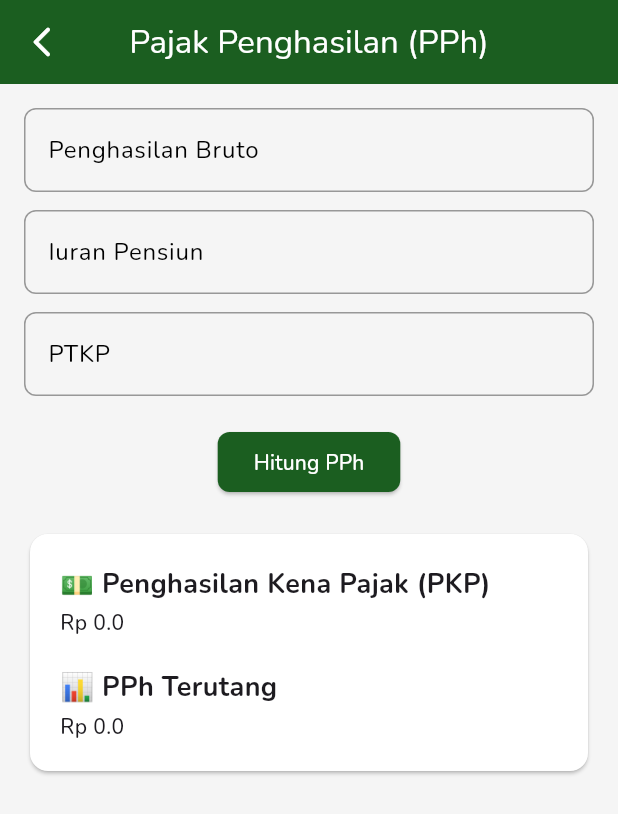
After one commit to muuri19/PajakPro, a Flutter app: the PphCalculatorPage screen opened by its route, after a tap on "Hitung PPh", on a phone screen of 412 x 824 dp. The commit adds this screen. Shown: the top 814 px of the screen. Run offline on Flutter 3.47's test engine with Material 3 defaults, Android fonts, the phone set to English and light mode, and no system bars; our stand-ins replace google_fonts; network calls fail.

Commit message:
add feature: Pajak Penghasilan (PPh)

```diff
--- /dev/null
+++ b/lib/features/pajak_penghasilan/models/pph_calculation.dart
@@ -0,0 +1,17 @@
+class PphCalculation {
+  final double penghasilanBruto;
+  final double biayaJabatan;
+  final double iuranPensiun;
+  final double ptkp;
+  final double pkp;
+  final double pphTerutang;
+
+  PphCalculation({
+    required this.penghasilanBruto,
+    required this.biayaJabatan,
+    required this.iuranPensiun,
+    required this.ptkp,
+    required this.pkp,
+    required this.pphTerutang,
+  });
+}
--- /dev/null
+++ b/lib/features/pajak_penghasilan/services/pph_calculator.dart
@@ -0,0 +1,34 @@
+// lib/services/pph_calculator.dart
+import '../models/pph_calculation.dart';
+
+PphCalculation hitungPph(double penghasilanBruto, double iuranPensiun, double ptkp) {
+  double biayaJabatan = penghasilanBruto * 0.05;
+  if (biayaJabatan > 6000000) {
+    biayaJabatan = 6000000;
+  }
+
+  double pkp = penghasilanBruto - biayaJabatan - iuranPensiun - ptkp;
+  if (pkp < 0) {
+    pkp = 0;
+  }
+
+  double pphTerutang = 0;
+  if (pkp <= 50000000) {
+    pphTerutang = pkp * 0.05;
+  } else if (pkp <= 250000000) {
+    pphTerutang = (50000000 * 0.05) + ((pkp - 50000000) * 0.15);
+  } else if (pkp <= 500000000) {
+    pphTerutang = (50000000 * 0.05) + (200000000 * 0.15) + ((pkp - 250000000) * 0.25);
+  } else {
+    pphTerutang = (50000000 * 0.05) + (200000000 * 0.15) + (250000000 * 0.25) + ((pkp - 500000000) * 0.30);
+  }
+
+  return PphCalculation(
+    penghasilanBruto: penghasilanBruto,
+    biayaJabatan: biayaJabatan,
+    iuranPensiun: iuranPensiun,
+    ptkp: ptkp,
+    pkp: pkp,
+    pphTerutang: pphTerutang,
+  );
+}
--- /dev/null
+++ b/lib/features/pajak_penghasilan/ui/pph_calculator_page.dart
@@ -0,0 +1,180 @@
+// lib/screens/pph_calculator_page.dart
+import 'package:flutter/material.dart';
+import '../services/pph_calculator.dart';
+import '../models/pph_calculation.dart';
+
+class PphCalculatorPage extends StatefulWidget {
+  static const routeName = 'pajak-penghasilan';
+  const PphCalculatorPage({super.key});
+
+  @override
+  _PphCalculatorPageState createState() => _PphCalculatorPageState();
+}
+
+class _PphCalculatorPageState extends State<PphCalculatorPage> {
+  final _penghasilanController = TextEditingController();
+  final _iuranPensiunController = TextEditingController();
+  final _ptkpController = TextEditingController();
+  PphCalculation? _result;
+
+  void _calculatePph() {
+    final penghasilanBruto = double.tryParse(_penghasilanController.text) ?? 0;
+    final iuranPensiun = double.tryParse(_iuranPensiunController.text) ?? 0;
+    final ptkp = double.tryParse(_ptkpController.text) ?? 0;
+
+    setState(() {
+      _result = hitungPph(penghasilanBruto, iuranPensiun, ptkp);
+    });
+  }
+
+  @override
+  Widget build(BuildContext context) {
+    return Scaffold(
+      backgroundColor: const Color(0xffF5F5F5),
+      appBar: AppBar(
+        backgroundColor: Colors.green.shade900,
+        title: const Text(
+          "Pajak Penghasilan (PPh)",
+          style: TextStyle(color: Colors.white),
+        ),
+        centerTitle: true,
+        leading: GestureDetector(
+            onTap: () {
+              Navigator.pop(context);
+            },
+            child: const Icon(
+              Icons.arrow_back_ios_new_rounded,
+              color: Colors.white,
+            )),
+      ),
+      body: SingleChildScrollView(
+        physics: const BouncingScrollPhysics(),
+        child: Padding(
+          padding: const EdgeInsets.all(16.0),
+          child: Column(
+            children: [
+              TextField(
+                controller: _penghasilanController,
+                keyboardType: TextInputType.number,
+                cursorColor: Colors.black,
+                decoration: InputDecoration(
+                    labelStyle: const TextStyle(color: Colors.black),
+                    labelText: "Penghasilan Bruto",
+                    enabledBorder: const OutlineInputBorder(
+                        borderRadius: BorderRadius.all(Radius.circular(8)),
+                        borderSide:
+                            BorderSide(color: Colors.black38, width: 1)),
+                    focusedBorder: OutlineInputBorder(
+                        borderRadius:
+                            const BorderRadius.all(Radius.circular(8)),
+                        borderSide:
+                            BorderSide(color: Colors.green.shade900, width: 2)),
+                    suffixText: "Rupiah"),
+              ),
+              const SizedBox(
+                height: 12,
+              ),
+              TextField(
+                controller: _iuranPensiunController,
+                keyboardType: TextInputType.number,
+                cursorColor: Colors.black,
+                decoration: InputDecoration(
+                    labelStyle: const TextStyle(color: Colors.black),
+                    labelText: "Iuran Pensiun",
+                    enabledBorder: const OutlineInputBorder(
+                        borderRadius: BorderRadius.all(Radius.circular(8)),
+                        borderSide:
+                            BorderSide(color: Colors.black38, width: 1)),
+                    focusedBorder: OutlineInputBorder(
+                        borderRadius:
+                            const BorderRadius.all(Radius.circular(8)),
+                        borderSide:
+                            BorderSide(color: Colors.green.shade900, width: 2)),
+                    suffixText: "Rupiah"),
+              ),
+              const SizedBox(
+                height: 12,
+              ),
+              TextField(
+                controller: _ptkpController,
+                keyboardType: TextInputType.number,
+                cursorColor: Colors.black,
+                decoration: InputDecoration(
+                    labelStyle: const TextStyle(color: Colors.black),
+                    labelText: "PTKP",
+                    enabledBorder: const OutlineInputBorder(
+                        borderRadius: BorderRadius.all(Radius.circular(8)),
+                        borderSide:
+                            BorderSide(color: Colors.black38, width: 1)),
+                    focusedBorder: OutlineInputBorder(
+                        borderRadius:
+                            const BorderRadius.all(Radius.circular(8)),
+                        borderSide:
+                            BorderSide(color: Colors.green.shade900, width: 2)),
+                    suffixText: "Rupiah"),
+              ),
+              const SizedBox(height: 20),
+              ElevatedButton(
+                style: ElevatedButton.styleFrom(
+                  backgroundColor: Colors.green.shade900,
+                  shape: RoundedRectangleBorder(
+                    borderRadius: BorderRadius.circular(8),
+                  ),
+                ),
+                onPressed: _calculatePph,
+                child: const Text(
+                  "Hitung PPh",
+                  style: TextStyle(color: Colors.white),
+                ),
+              ),
+              const SizedBox(height: 20),
+              if (_result != null) ...[
+                Card(
+                  child: SizedBox(
+                      width: MediaQuery.of(context).size.width,
+                      child: Padding(
+                        padding: const EdgeInsets.all(20.0),
+                        child: Column(
+                          crossAxisAlignment: CrossAxisAlignment.start,
+                          children: [
+                            const Text(
+                              "💵 Penghasilan Kena Pajak (PKP)",
+                              style: TextStyle(
+                                  fontWeight: FontWeight.bold, fontSize: 18),
+                            ),
+                            const SizedBox(
+                              height: 3,
+                            ),
+                            Text(
+                              "Rp ${_result!.pkp}",
+                              style: const TextStyle(
+                                  fontSize: 14, fontWeight: FontWeight.w500),
+                            ),
+                            const SizedBox(
+                              height: 20,
+                            ),
+                            const Text(
+                              "📊 PPh Terutang",
+                              style: TextStyle(
+                                  fontWeight: FontWeight.bold, fontSize: 18),
+                            ),
+                            const SizedBox(
+                              height: 3,
+                            ),
+                            Text(
+                              "Rp ${_result!.pphTerutang}",
+                              style: const TextStyle(
+                                  fontSize: 14, fontWeight: FontWeight.w500),
+                            )
+                          ],
+                        ),
+                      )),
+                ),
+              ],
+            ],
+          ),
+        ),
+      ),
+    );
+  }
+}
--- a/lib/main.dart
+++ b/lib/main.dart
@@ -1,5 +1,6 @@
 import 'package:flutter/material.dart';
 import 'package:google_fonts/google_fonts.dart';
+import 'package:pajakpro/features/pajak_penghasilan/ui/pph_calculator_page.dart';
 import 'package:pajakpro/pages/article_page.dart';
 import 'package:pajakpro/pages/dashboard_page.dart';
 import 'package:pajakpro/pages/navigation_page.dart';
@@ -26,6 +27,9 @@ class MyApp extends StatelessWidget {
         NavigationPage.routeName: (context) => const NavigationPage(),
         DashboardPage.routeName: (context) => const DashboardPage(),
         ArticlePage.routeName: (context) => const ArticlePage(),
+
+        // Feature
+        PphCalculatorPage.routeName: (context) => const PphCalculatorPage()
       },
     );
   }
--- a/lib/pages/dashboard_page.dart
+++ b/lib/pages/dashboard_page.dart
@@ -1,4 +1,5 @@
 import 'package:flutter/material.dart';
+import 'package:pajakpro/features/pajak_penghasilan/ui/pph_calculator_page.dart';
 import 'package:pajakpro/widgets/button_menu_dashboard.dart';
 
 class DashboardPage extends StatelessWidget {
@@ -17,6 +18,7 @@ class DashboardPage extends StatelessWidget {
         ),
       ),
       body: SingleChildScrollView(
+        physics: const BouncingScrollPhysics(),
         child: Padding(
           padding: const EdgeInsets.symmetric(horizontal: 25, vertical: 15),
           child: Column(
@@ -24,7 +26,9 @@ class DashboardPage extends StatelessWidget {
               ButtonMenuDashboard(
                 imagePath: 'assets/icons/pajak-penghasilan.png',
                 text: "Pajak Penghasilan (PPh)",
-                onPressed: () {},
+                onPressed: () {
+                  Navigator.pushNamed(context, PphCalculatorPage.routeName);
+                },
               ),
               ButtonMenuDashboard(
                 imagePath: 'assets/icons/pajak-pertambahan-nilai.png',
@@ -54,7 +58,7 @@ class DashboardPage extends StatelessWidget {
               ButtonMenuDashboard(
                 imagePath:
                     'assets/icons/bea-perolehan-hak-atas-tanah-dan-bangunan.png',
-                text: "Bea Perolehan Hak atas Tanah dan Bangunan",
+                text: "Bea Perolehan Hak atas Tanah dan Bangunan (BPHTB)",
                 onPressed: () {},
               ),
               ButtonMenuDashboard(
--- a/lib/widgets/button_menu_dashboard.dart
+++ b/lib/widgets/button_menu_dashboard.dart
@@ -15,7 +15,7 @@ class ButtonMenuDashboard extends StatelessWidget {
     return Padding(
       padding: const EdgeInsets.symmetric(vertical: 4),
       child: SizedBox(
-        height: 50,
+        height: 80,
         child: ElevatedButton(
           style: ElevatedButton.styleFrom(
             backgroundColor: Colors.green.shade900,
@@ -26,7 +26,7 @@ class ButtonMenuDashboard extends StatelessWidget {
           onPressed: onPressed,
           child: Row(
             crossAxisAlignment: CrossAxisAlignment.center,
-            mainAxisAlignment: MainAxisAlignment.center,
+            mainAxisAlignment: MainAxisAlignment.start,
             children: [
               Image.asset(
                 imagePath,
@@ -35,9 +35,11 @@ class ButtonMenuDashboard extends StatelessWidget {
               const SizedBox(
                 width: 10,
               ),
-              Text(
-                text,
-                style: const TextStyle(color: Colors.white),
+              Flexible(
+                child: Text(
+                  text,
+                  style: const TextStyle(color: Colors.white),
+                ),
               ),
             ],
           ),
--- a/pubspec.yaml
+++ b/pubspec.yaml
@@ -19,7 +19,6 @@ dev_dependencies:
 flutter:
   uses-material-design: true
   assets:
-    - .env
     - assets/logo/google.png
     - assets/icons/bea-perolehan-hak-atas-tanah-dan-bangunan.png
     - assets/icons/pajak-barang-dan-jasa.png
```
